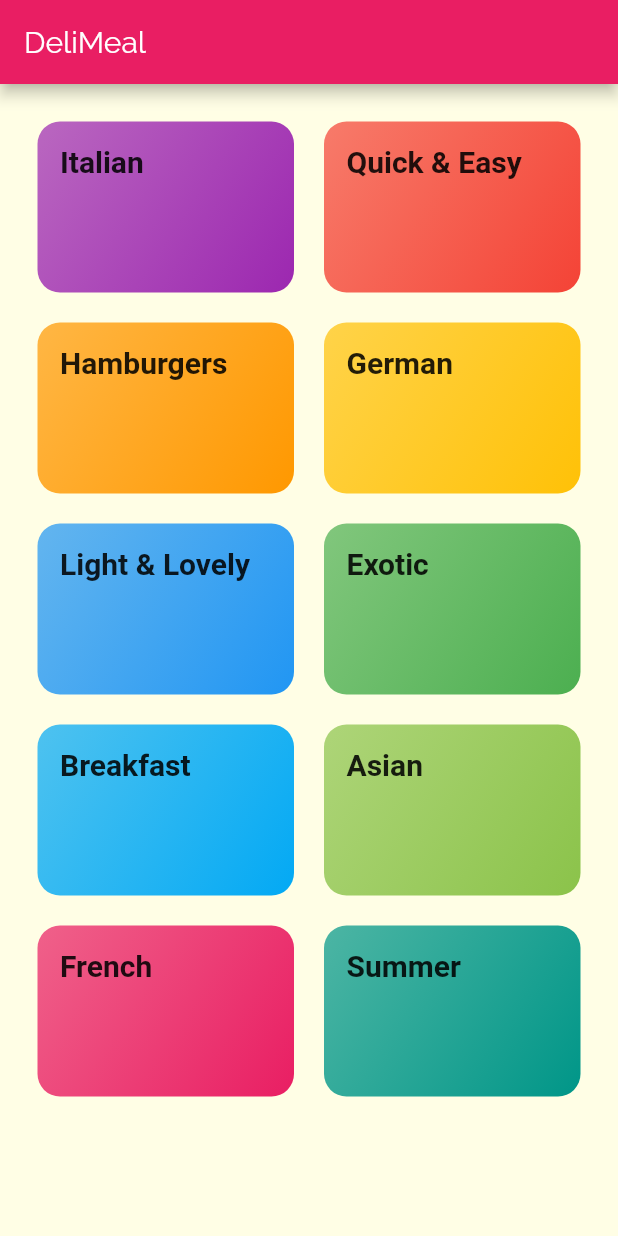
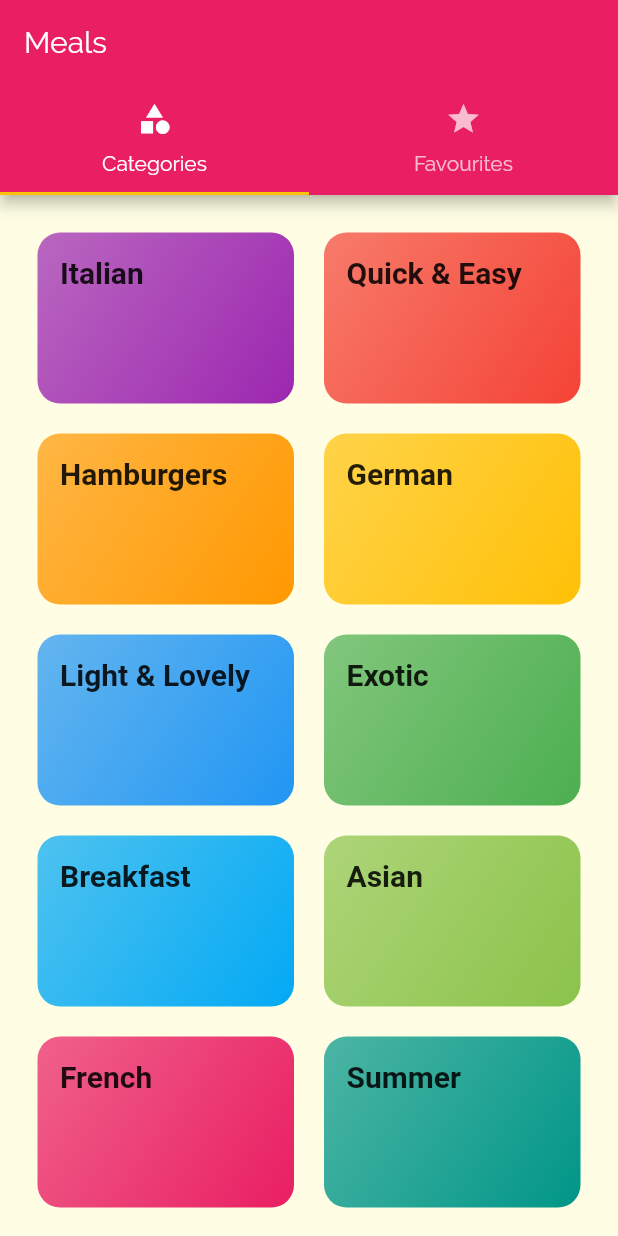
Before and after one commit to lkochniss/udemy_meals_app, a Flutter app: the screen it shows after launch, on a phone screen of 412 x 824 dp. Run offline on Flutter 3.47's test engine with Material 2 defaults, Android fonts, the phone set to English and light mode, and no system bars; Roboto replaces fonts that are missing (RobotoCondesed).

Commit message:
end of lesson 170

```diff
--- a/lib/main.dart
+++ b/lib/main.dart
@@ -1,5 +1,7 @@
 import 'package:flutter/material.dart';
 
+import './screens/favorites_screen.dart';
+import './screens/tabs_screen.dart';
 import './screens/meal_detail_screen.dart';
 import './screens/category_meals_screen.dart';
 import './screens/categories_screen.dart';
@@ -29,6 +31,8 @@ class MyApp extends StatelessWidget {
         CategoriesScreen.routeName: (context) => CategoriesScreen(),
         CategoryMealsScreen.routeName: (context) => CategoryMealsScreen(),
         MealDetailScreen.routeName: (context) => MealDetailScreen(),
+        TabsScreen.routeName: (context) => TabsScreen(),
+        FavoritesScreen.routeName: (context) => FavoritesScreen(),
       },
       onUnknownRoute: (settings) {
         return MaterialPageRoute(builder: (context) => CategoriesScreen());
--- a/lib/screens/categories_screen.dart
+++ b/lib/screens/categories_screen.dart
@@ -4,16 +4,11 @@ import '../widgets/category_item.dart';
 import '../dummy-data.dart';
 
 class CategoriesScreen extends StatelessWidget {
-  static const routeName = '/';
+  static const routeName = '/categories';
 
   @override
   Widget build(BuildContext context) {
-    return Scaffold(
-      appBar: AppBar(
-          title: const Text(
-        'DeliMeal',
-      )),
-      body: GridView(
+    return GridView(
         padding: const EdgeInsets.all(25),
         gridDelegate: SliverGridDelegateWithMaxCrossAxisExtent(
             maxCrossAxisExtent: 200,
@@ -26,7 +21,6 @@ class CategoriesScreen extends StatelessWidget {
             title: category.title,
             color: category.color,
           );
-          }).toList()),
-    );
+        }).toList());
   }
 }
--- /dev/null
+++ b/lib/screens/favorites_screen.dart
@@ -0,0 +1,12 @@
+import 'package:flutter/material.dart';
+
+class FavoritesScreen extends StatelessWidget {
+  static const routeName = '/favorites';
+
+  @override
+  Widget build(BuildContext context) {
+    return Center(
+      child: Text('FAV'),
+    );
+  }
+}
--- /dev/null
+++ b/lib/screens/tabs_screen.dart
@@ -0,0 +1,41 @@
+import 'package:flutter/material.dart';
+import './favorites_screen.dart';
+import './categories_screen.dart';
+
+class TabsScreen extends StatefulWidget {
+  static const routeName = '/';
+  @override
+  _TabsScreenState createState() => _TabsScreenState();
+}
+
+class _TabsScreenState extends State<TabsScreen> {
+  @override
+  Widget build(BuildContext context) {
+    return DefaultTabController(
+      length: 2,
+      child: Scaffold(
+        appBar: AppBar(
+          title: Text('Meals'),
+          bottom: TabBar(
+            tabs: <Widget>[
+              Tab(
+                icon: Icon(
+                  Icons.category,
+                ),
+                text: 'Categories',
+              ),
+              Tab(
+                icon: Icon(Icons.star),
+                text: 'Favourites',
+              )
+            ],
+          ),
+        ),
+        body: TabBarView(children: <Widget>[
+          CategoriesScreen(),
+          FavoritesScreen(),
+        ],),
+      ),
+    );
+  }
+}
```
Lines whose indentation alone changed are shown as unchanged.
